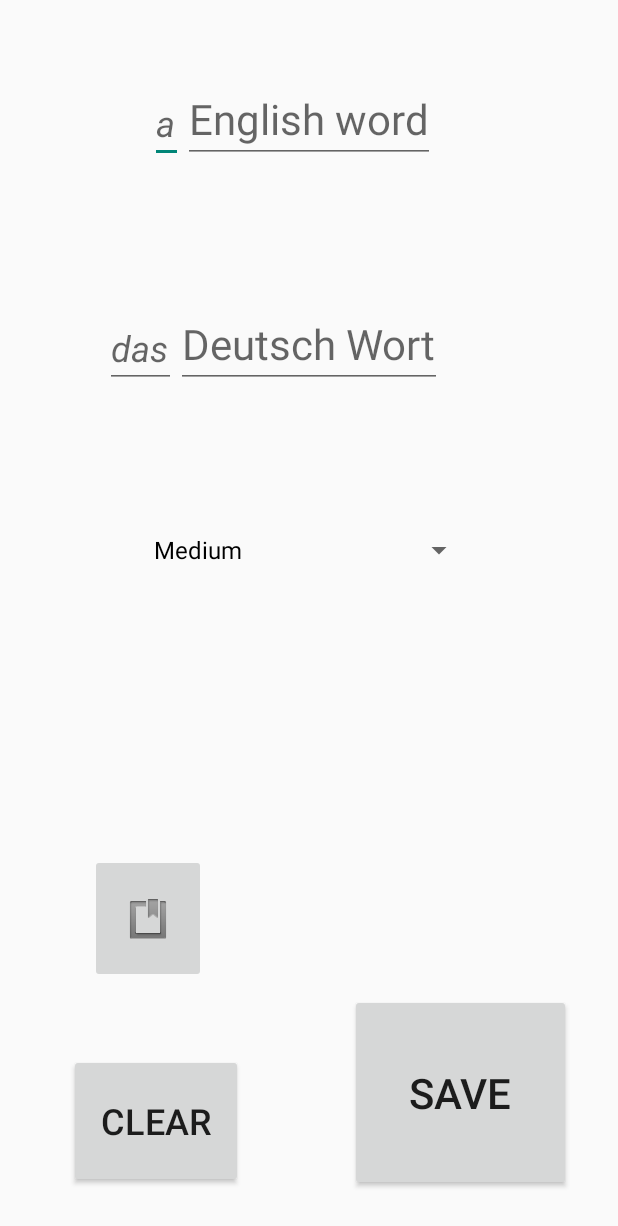
After one commit to pyrovoice/GermanLearningApp, an Android app built with Jetpack Compose: the AddWordActivity screen opened directly, with no data from a screen before it, on a phone screen of 412 x 824 dp. The commit adds this screen. Shown: the top 1226 px of the screen. Run offline under Robolectric (Android 15) with nearby library versions, the phone set to English and light mode, and no system bars.

Commit message:
User can add and edit words

```diff
--- /dev/null
+++ b/app/src/main/java/com/example/germanapp/AddWordActivity.java
@@ -0,0 +1,170 @@
+package com.example.germanapp;
+
+import android.app.Activity;
+import android.app.AlertDialog;
+import android.content.Intent;
+import android.os.Bundle;
+import android.os.Handler;
+import android.util.Log;
+import android.view.KeyEvent;
+import android.view.View;
+import android.widget.ArrayAdapter;
+import android.widget.EditText;
+import android.widget.Spinner;
+
+import com.example.germanapp.model.PriorityLevel;
+import com.example.germanapp.model.UserWordPair;
+import com.example.germanapp.model.WordPair;
+import com.example.germanapp.service.UserDataService;
+
+import java.util.UUID;
+
+public class AddWordActivity extends Activity {
+    EditText englishParticle;
+    EditText englishWord;
+    EditText germanParticle;
+    EditText germanWord;
+    Spinner wordPriority;
+    UUID wordPairID = null;
+    @Override
+    protected void onCreate(Bundle savedInstanceState) {
+        super.onCreate(savedInstanceState);
+        setContentView(R.layout.add_word_activity);
+        englishParticle = findViewById(R.id.engParticle);
+        englishWord = findViewById(R.id.englishWord);
+        germanParticle = findViewById(R.id.gerParticle);
+        germanWord = findViewById(R.id.germanWord);
+        addEnterListener();
+        wordPriority = findViewById(R.id.wordPrioritySpinner);
+        findViewById(R.id.clearButton).setOnClickListener(v->clearEntries());
+        findViewById(R.id.saveButton).setOnClickListener(v->upsertWord());
+        findViewById(R.id.savedWordsButton).setOnClickListener(v->switchToWordListActivity());
+        ArrayAdapter<PriorityLevel> adapter = new ArrayAdapter<>(this, android.R.layout.simple_spinner_dropdown_item, PriorityLevel.values());
+        wordPriority.setAdapter(adapter);
+        wordPriority.setSelection(2);
+
+
+        Bundle extras = getIntent().getExtras();
+        if (extras != null) {
+            UserWordPair userWordPair = (UserWordPair) extras.getSerializable("wordPair");
+            if(userWordPair != null){
+                setEntries(userWordPair.getWordPair());
+                wordPairID = userWordPair.getUuid();
+            }
+        }
+    }
+
+    @Override
+    protected void onResume() {
+        super.onResume();
+    }
+
+    private void clearEntries(){
+        englishParticle.setText("");
+        englishWord.setText("");
+        germanParticle.setText("");
+        germanWord.setText("");
+        wordPriority.setSelection(2);
+        wordPairID = null;
+    }
+
+    private void setEntries(WordPair wordPair){
+        if(wordPair == null){
+            return;
+        }
+        englishParticle.setText(wordPair.getEnglishArticle());
+        englishWord.setText(wordPair.getEnglishWord());
+        germanParticle.setText(wordPair.getGermanArticle());
+        germanWord.setText(wordPair.getGermanWord());
+        wordPriority.setSelection(wordPair.getPriorityLevel().ordinal());
+    }
+
+    private WordPair getWordPairFromEntries(){
+        String engPart = englishParticle.getText().toString();
+        String engWord = englishWord.getText().toString();
+        String gerPart = germanParticle.getText().toString();
+        String gerWord = germanWord.getText().toString();
+        PriorityLevel prio = (PriorityLevel) wordPriority.getSelectedItem();
+        return new WordPair(engPart, engWord, gerPart, gerWord, prio);
+    }
+
+    private void upsertWord(){
+        boolean success = UserDataService.getInstance().upsertUserWord(getWordPairFromEntries(), wordPairID);
+
+        AlertDialog alertDialog = new AlertDialog.Builder(this).create();
+        alertDialog.setTitle(" ");
+
+        if(success){
+            alertDialog.setMessage("Success");
+        }else{
+            alertDialog.setMessage("Failure to Save!");
+        }
+        alertDialog.show();
+        final Handler handler = new Handler();
+        handler.postDelayed(alertDialog::dismiss, 400);
+    }
+
+    private void switchToWordListActivity(){
+        Intent switchActivityIntent = new Intent(this, UserWordListActivity.class);
+        startActivity(switchActivityIntent);
+    }
+
+    EditText[] order = {englishParticle, englishWord, germanParticle, germanWord};
+    private void jumpToNextEntry(EditText currentSelection){
+        if(englishParticle.getText().toString().isEmpty()){
+            englishParticle.requestFocus();
+        }else if(englishWord.getText().toString().isEmpty()){
+            englishWord.requestFocus();
+        }else if(germanParticle.getText().toString().isEmpty()){
+            germanParticle.requestFocus();
+        }else if(germanWord.getText().toString().isEmpty()){
+            germanWord.requestFocus();
+        }
+    }
+
+    private void addEnterListener(){
+        englishParticle.setOnKeyListener((v, keyCode, event) -> {
+            // If the event is a key-down event on the "enter" button
+            if ((event.getAction() == KeyEvent.ACTION_DOWN) &&
+                    (keyCode == KeyEvent.KEYCODE_ENTER)) {
+                // Perform action on key press
+                jumpToNextEntry(englishParticle);
+                return true;
+            }
+            return false;
+        });
+        englishWord.setOnKeyListener((v, keyCode, event) -> {
+            // If the event is a key-down event on the "enter" button
+            if ((event.getAction() == KeyEvent.ACTION_DOWN) &&
+                    (keyCode == KeyEvent.KEYCODE_ENTER)) {
+                // Perform action on key press
+                Log.println(Log.DEBUG, null, ">>>PRESS<<<");
+                jumpToNextEntry(englishWord);
+                return true;
+            }
+            return false;
+        });
+        englishWord.setImeActionLabel("Custom text", KeyEvent.KEYCODE_ENTER);
+        germanParticle.setOnKeyListener((v, keyCode, event) -> {
+            // If the event is a key-down event on the "enter" button
+            if ((event.getAction() == KeyEvent.ACTION_DOWN) &&
+                    (keyCode == KeyEvent.KEYCODE_ENTER)) {
+                // Perform action on key press
+                jumpToNextEntry(germanParticle);
+                return true;
+            }
+            return false;
+        });
+        germanWord.setOnKeyListener((v, keyCode, event) -> {
+            // If the event is a key-down event on the "enter" button
+            if ((event.getAction() == KeyEvent.ACTION_DOWN) &&
+                    (keyCode == KeyEvent.KEYCODE_ENTER)) {
+                // Perform action on key press
+                jumpToNextEntry(germanWord);
+                return true;
+            }
+            return false;
+        });
+
+    }
+}
--- a/app/src/main/java/com/example/germanapp/model/PriorityLevel.java
+++ b/app/src/main/java/com/example/germanapp/model/PriorityLevel.java
@@ -1,4 +1,9 @@
 package com.example.germanapp.model;
+
+import androidx.annotation.NonNull;
+
+import java.util.Arrays;
+import java.util.Optional;
 
 public enum PriorityLevel {
     LOWEST,
@@ -6,4 +11,30 @@ public enum PriorityLevel {
     MEDIUM,
     HIGH,
     HIGHEST;
+
+    public static String getStringValue(PriorityLevel priorityLevel){
+        switch (priorityLevel){
+            case LOWEST: return "Lowest";
+            case LOW: return "Low";
+            case MEDIUM: return "Medium";
+            case HIGH: return "High";
+            case HIGHEST: return "Highest";
+        }
+        return "";
+    }
+    private static String[] stringValues = null;
+    public static String[] getStringValues(){
+        if (stringValues == null){
+            stringValues = Arrays.stream(PriorityLevel.values())
+                    .map(PriorityLevel::getStringValue)
+                    .toArray(String[]::new);
+        }
+        return stringValues;
+    }
+
+    @NonNull
+    @Override
+    public String toString() {
+        return getStringValue(this);
+    }
 }
--- /dev/null
+++ b/app/src/main/res/layout/add_word_activity.xml
@@ -0,0 +1,95 @@
+<?xml version="1.0" encoding="utf-8"?>
+<RelativeLayout xmlns:android="http://schemas.android.com/apk/res/android"
+    xmlns:app="http://schemas.android.com/apk/res-auto"
+    android:layout_width="match_parent"
+    android:layout_height="match_parent">
+
+    <EditText
+        android:id="@+id/engParticle"
+        android:layout_width="wrap_content"
+        android:layout_height="wrap_content"
+        android:layout_marginTop="55dp"
+        android:layout_toStartOf="@+id/englishWord"
+        android:hint="a"
+        android:minWidth="5dp"
+        android:paddingEnd="5dp"
+        android:textAlignment="textEnd"
+        android:textSize="24sp"
+        android:textStyle="italic" />
+
+    <EditText
+        android:id="@+id/englishWord"
+        android:layout_width="wrap_content"
+        android:layout_height="wrap_content"
+        android:layout_alignParentTop="true"
+        android:layout_centerHorizontal="true"
+        android:layout_marginTop="50dp"
+        android:hint="English word"
+        android:textSize="28sp" />
+
+    <EditText
+        android:id="@+id/gerParticle"
+        android:layout_width="wrap_content"
+        android:layout_height="wrap_content"
+        android:layout_marginTop="205dp"
+        android:layout_toStartOf="@+id/germanWord"
+        android:hint="das"
+        android:minWidth="5dp"
+        android:paddingEnd="5dp"
+        android:textAlignment="textEnd"
+        android:textSize="24sp"
+        android:textStyle="italic" />
+
+    <EditText
+        android:id="@+id/germanWord"
+        android:layout_width="wrap_content"
+        android:layout_height="wrap_content"
+        android:layout_alignParentTop="true"
+        android:layout_centerHorizontal="true"
+        android:layout_marginTop="200dp"
+        android:hint="Deutsch Wort"
+        android:textSize="28sp" />
+
+    <Button
+        android:id="@+id/saveButton"
+        android:layout_width="147dp"
+        android:layout_height="131dp"
+        android:layout_alignParentEnd="true"
+        android:layout_alignParentBottom="true"
+        android:layout_marginEnd="31dp"
+        android:layout_marginBottom="30dp"
+        android:text="Save"
+        android:textSize="28sp" />
+
+    <Button
+        android:id="@+id/clearButton"
+        android:layout_width="116dp"
+        android:layout_height="89dp"
+        android:layout_alignParentStart="true"
+        android:layout_alignParentBottom="true"
+        android:layout_marginStart="46dp"
+        android:layout_marginBottom="32dp"
+        android:text="Clear"
+        android:textSize="24sp" />
+
+    <Spinner
+        android:id="@+id/wordPrioritySpinner"
+        android:layout_width="222dp"
+        android:layout_height="36dp"
+        android:layout_below="@+id/germanWord"
+        android:layout_centerHorizontal="true"
+        android:layout_centerVertical="false"
+        android:layout_marginTop="90dp"
+        android:spinnerMode="dialog" />
+
+    <ImageButton
+        android:id="@+id/savedWordsButton"
+        android:layout_width="77dp"
+        android:layout_height="86dp"
+        android:layout_above="@+id/clearButton"
+        android:layout_alignParentStart="true"
+        android:layout_marginStart="60dp"
+        android:layout_marginBottom="47dp"
+        android:src="@android:drawable/ic_input_get" />
+
+</RelativeLayout>
```
Also changed, not shown: app/src/main/AndroidManifest.xml (+12 -2 lines), app/src/main/assets/EnglishGermanPairs.txt (+100 -0 lines), app/src/main/java/com/example/germanapp/MainMenuActivity.java (+8 -0 lines), app/src/main/java/com/example/germanapp/UserWordListActivity.java (added, +104 -0 lines), app/src/main/java/com/example/germanapp/model/UserData.java (+9 -0 lines), app/src/main/java/com/example/germanapp/model/UserWordPair.java (added, +35 -0 lines), app/src/main/java/com/example/germanapp/service/UserDataService.java (+23 -5 lines), app/src/main/res/layout/activity_main_menu.xml (+17 -3 lines), app/src/main/res/layout/user_word_entry.xml (added, +23 -0 lines), app/src/main/res/layout/user_word_list_activity.xml (added, +13 -0 lines), 5 other files.
